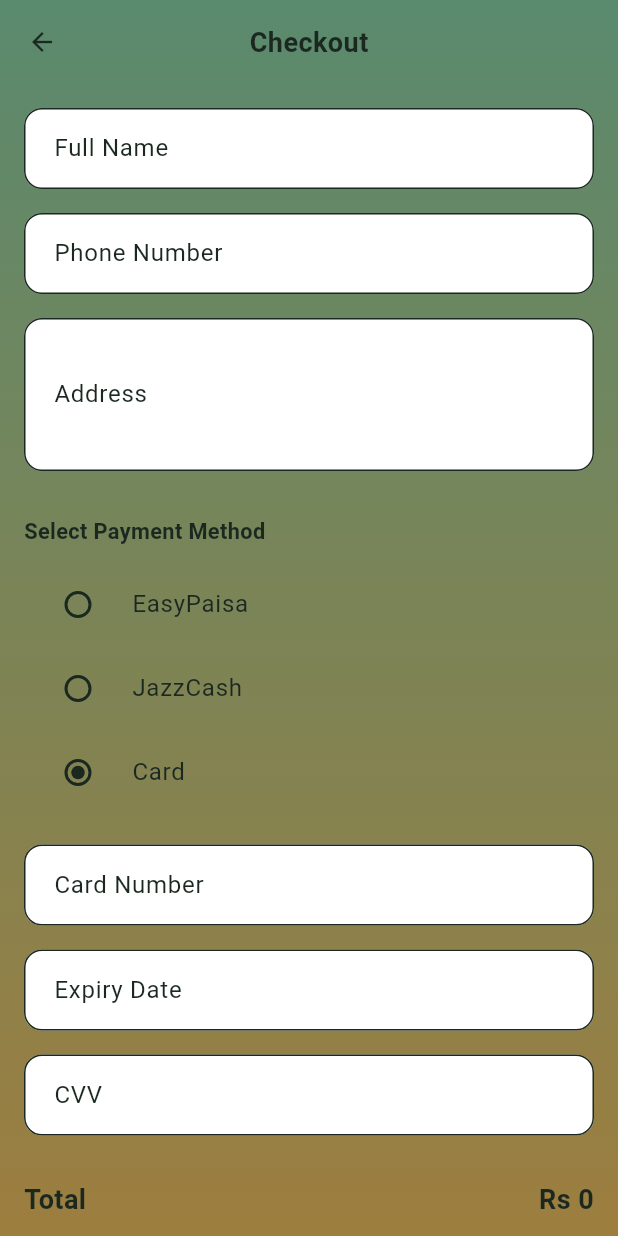
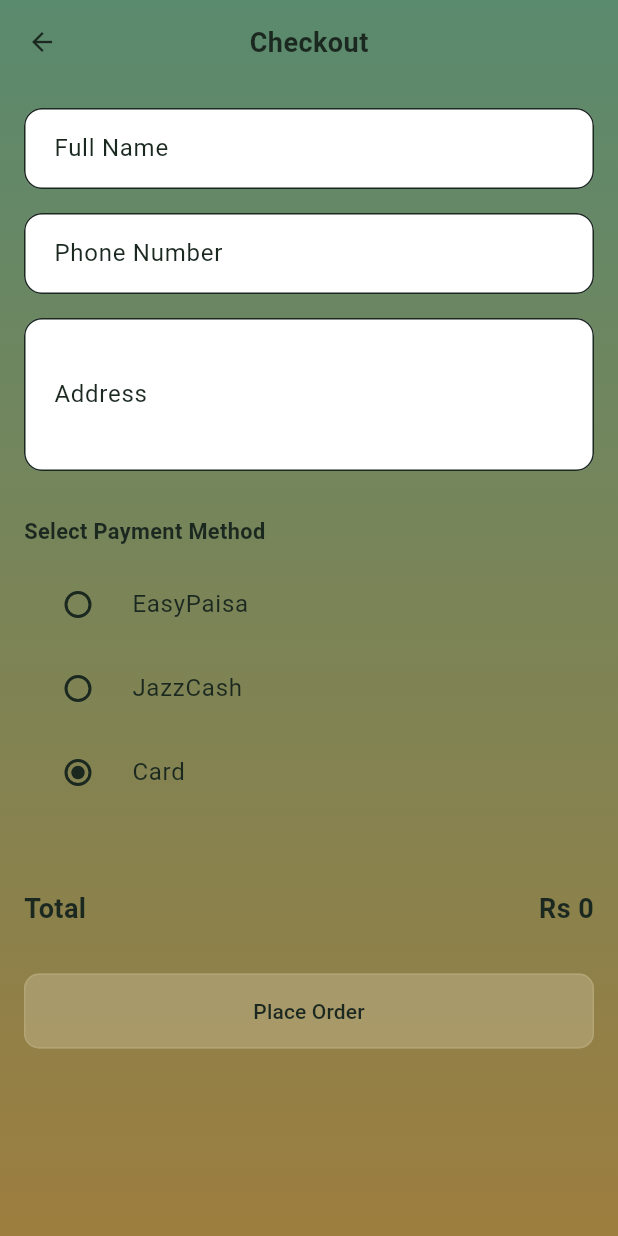
Before and after one commit to Samia39/RiceMartAI_Frontend_Flutter, a Flutter app: the CheckoutScreen screen opened by its route, after a tap on "Card", on a phone screen of 412 x 824 dp. Run offline on Flutter 3.47's test engine with Material 3 defaults, Android fonts, the phone set to English and light mode, and no system bars; our stand-ins replace get, get_storage, image_picker, shared_preferences; accounts and stored records are empty; Roboto replaces fonts that are missing (Poppins).

Commit message:
payment methods

```diff
--- a/lib/screens/buyer/cart/checkout_screen.dart
+++ b/lib/screens/buyer/cart/checkout_screen.dart
@@ -294,52 +294,7 @@
 
               // =========================
               // CARD FIELDS
-              // =========================
-              if (paymentMethod == "card")
-                Column(
-                  children: [
-                    TextField(
-                      decoration: InputDecoration(
-                        labelText: "Card Number",
-
-                        filled: true,
-                        fillColor: Colors.white,
-                        border: OutlineInputBorder(
-                          borderRadius: BorderRadius.circular(12),
-                        ),
-                      ),
-                    ),
-
-                    const SizedBox(height: 16),
-
-                    TextField(
-                      decoration: InputDecoration(
-                        labelText: "Expiry Date",
-
-                        filled: true,
-                        fillColor: Colors.white,
-                        border: OutlineInputBorder(
-                          borderRadius: BorderRadius.circular(12),
-                        ),
-                      ),
-                    ),
-
-                    const SizedBox(height: 16),
-
-                    TextField(
-                      decoration: InputDecoration(
-                        labelText: "CVV",
-
-                        filled: true,
-                        fillColor: Colors.white,
-                        border: OutlineInputBorder(
-                          borderRadius: BorderRadius.circular(12),
-                        ),
-                      ),
-                    ),
-                  ],
-                ),
-
+              // ========================
               const SizedBox(height: 30),
 
               // =========================
```
